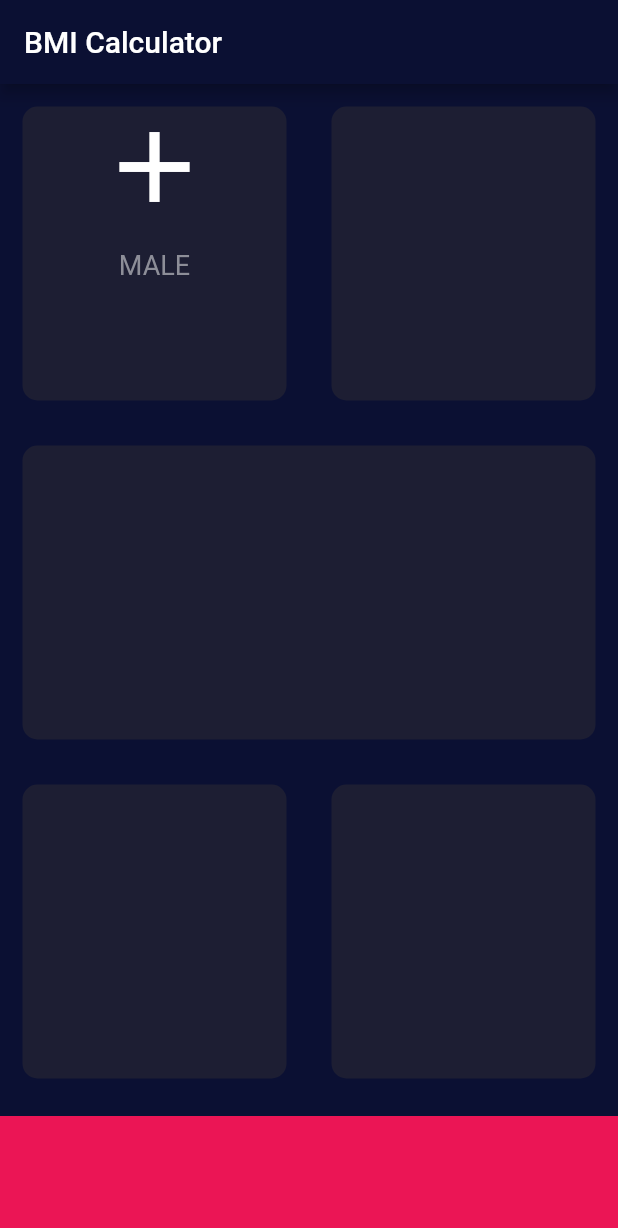
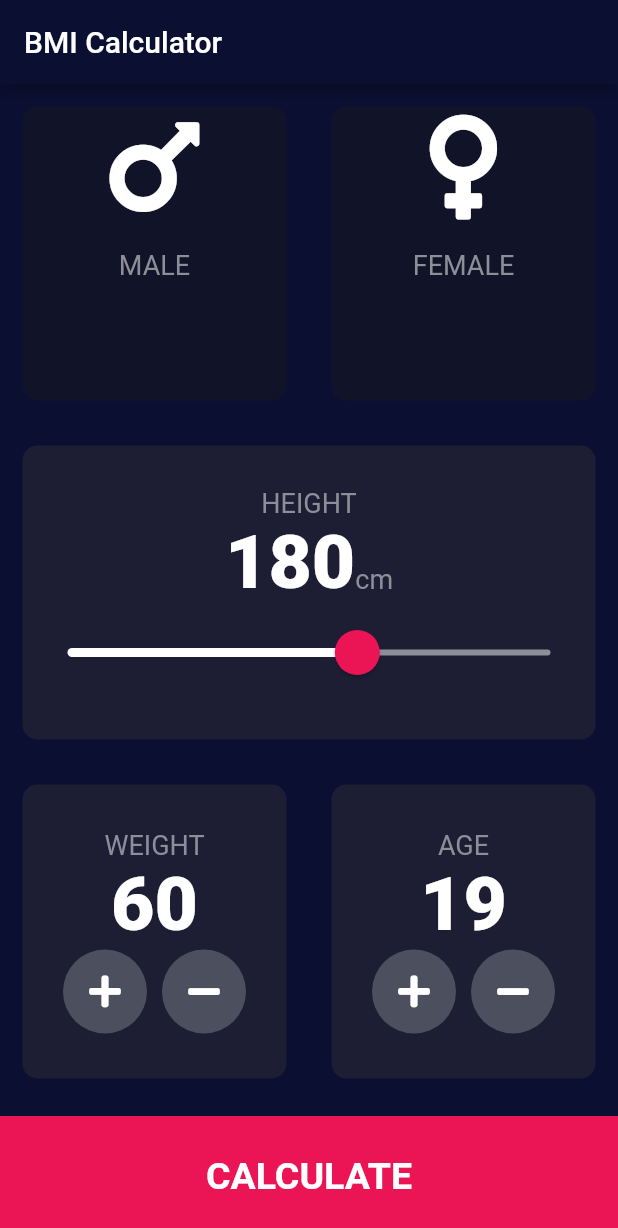
Before and after one commit to SalmaFayad/BMI_Calculator, a Flutter app: the screen it shows after launch, on a phone screen of 412 x 824 dp. Shown: the top 1228 px of the screen. Run offline on Flutter 3.47's test engine with Material 2 defaults, Android fonts, the phone set to English and light mode, and no system bars; our stand-ins replace font_awesome_flutter.

Commit message:
finishing BMI Calculator

```diff
--- /dev/null
+++ b/lib/bmi_brain.dart
@@ -0,0 +1,28 @@
+import 'dart:math';
+
+import 'main.dart';
+class BMICalculator{
+  BMICalculator({this.height ,this.weight});
+  final int height;
+  final int weight;
+  double _bmi;
+
+  String bmiEquation(){
+    _bmi=weight / pow(height/100, 2);
+    return _bmi.toStringAsFixed(1);
+}
+  String getResult(){
+    if(_bmi>=25)
+      return'Overweight';
+    else if(_bmi>18.5)
+      return 'Normal';
+    else return 'Underweight';
+  }
+  String getInterpretation(){
+    if(_bmi>=25)
+      return'You have a higher than normal body weight. Try to exercise more.';
+    else if(_bmi>18.5)
+      return 'You have a normal body weight. Good jop!';
+    else return 'You have a lower than normal body weight. You can eat bit more.';
+  }
+}
--- /dev/null
+++ b/lib/components/ReusableCard.dart
@@ -0,0 +1,22 @@
+import 'package:flutter/material.dart';
+
+class ReusableCard extends StatelessWidget {
+  ReusableCard({@required this.colour, this.cardChild ,this.onPress});// new properties
+  final Color colour;
+  final Widget cardChild;
+  Function onPress;
+  @override
+  Widget build(BuildContext context) {
+    return GestureDetector(
+      onTap: onPress,
+      child: Container(
+        child: cardChild,
+        margin: EdgeInsets.all(15),
+        decoration: BoxDecoration(
+          color: colour,
+          borderRadius: BorderRadius.circular(10.0),
+        ),
+      ),
+    );
+  }
+}
--- /dev/null
+++ b/lib/components/bottombutton.dart
@@ -0,0 +1,21 @@
+import 'package:flutter/material.dart';
+
+import '../constants.dart';
+class BottomButton extends StatelessWidget {
+  BottomButton({@required this.buttonTitle ,@required this.onTap});
+  final String buttonTitle;
+  final Function onTap;
+  @override
+  Widget build(BuildContext context) {
+    return GestureDetector(
+      onTap: onTap,
+      child: Container(
+        child: Center(child: Text(buttonTitle,style: kLargerButtonTextStyle),),
+        color: kBottomContainerColor,
+        margin: EdgeInsets.only(top: 10.0),
+        width: double.infinity,
+        height: kBottomContainerHeight,
+      ),
+    );
+  }
+}
--- /dev/null
+++ b/lib/components/iconContent.dart
@@ -0,0 +1,26 @@
+import 'package:flutter/material.dart';
+import '../constants.dart';
+class IconContent extends StatelessWidget {
+  IconContent({@required this.icon,this.text});
+
+  final IconData icon;
+  final String text;
+  @override
+  Widget build(BuildContext context) {
+    return Column(
+      children: [
+        Icon(
+          icon,
+          size: 80.0,
+        ),
+        SizedBox(
+          height: 15.0,
+        ),
+        Text(
+          text,
+          style: kLabelTextStyle,
+        ),
+      ],
+    );
+  }
+}
--- /dev/null
+++ b/lib/components/round_icon_button.dart
@@ -0,0 +1,21 @@
+import 'package:flutter/material.dart';
+class RoundedButton extends StatelessWidget {
+  RoundedButton({@required this.icon, @required this.onPressed});
+  final IconData icon;
+  final Function onPressed;
+  @override
+  Widget build(BuildContext context) {
+    return RawMaterialButton(
+      child: Icon(icon),
+      fillColor: Color(0xFF4C4F5E),
+      elevation: 0.0,
+      onPressed:
+      onPressed, //we can't use setState here ,because we are in a stateless class .
+      shape: CircleBorder(),
+      constraints: BoxConstraints.tightFor(
+        width: 56.0,
+        height: 56.0,
+      ),
+    );
+  }
+}
--- /dev/null
+++ b/lib/constants.dart
@@ -0,0 +1,36 @@
+import 'package:flutter/material.dart';
+
+const kActiveCardColor = Color(0xFF1D1E33);
+const kInactiveCardColor= Color(0xFF111328);
+const kBottomContainerHeight = 80.0;
+const kBottomContainerColor= Color(0xFFEB1555);
+
+const kLabelTextStyle =TextStyle(
+  color: Color(0xFF8D8E98),
+  fontSize: 18.0,
+);
+
+const kNumberTextStyle=TextStyle(
+  fontSize: 50.0,
+  fontWeight: FontWeight.w900,
+);
+const kLargerButtonTextStyle=TextStyle(
+  fontSize: 25.0,
+  fontWeight: FontWeight.bold,
+);
+const kResultTextStyle=TextStyle(
+  fontSize: 50.0,
+  fontWeight: FontWeight.bold,
+);
+const kOverWeightTextStyle=TextStyle(
+  color: Color(0xFF20AE66),
+  fontSize: 22.0,
+  fontWeight: FontWeight.bold,
+);
+const kBMITextStyle=TextStyle(
+  fontSize: 100.0,
+  fontWeight: FontWeight.bold,
+);
+const kBodyTextStyle=TextStyle(
+  fontSize: 22.0,
+);
--- a/lib/input_page.dart
+++ /dev/null
@@ -1,95 +0,0 @@
-import 'package:flutter/cupertino.dart';
-import 'package:flutter/material.dart';
-
-const cardColor = 0xFF1D1E33;
-const bottomContainerHeight = 80.0;
-
-class InputPage extends StatefulWidget {
-  @override
-  _InputPageState createState() => _InputPageState();
-}
-
-class _InputPageState extends State<InputPage> {
-  @override
-  Widget build(BuildContext context) {
-    return Scaffold(
-      appBar: AppBar(
-        title: Text('BMI Calculator'),
-      ),
-      body: Column(
-        children: <Widget>[
-          Expanded(
-            child: Row(
-              children: <Widget>[
-                Expanded(
-                  child: ReusableCard(
-                    colour: Color(cardColor),
-                    cardChild: Column(
-                      children: [
-                        Icon(
-                          Icons.add,
-                          size: 80.0,
-                        ),
-                        SizedBox(
-                          height: 15.0,
-                        ),
-                        Text(
-                          'MALE',
-                          style: TextStyle(
-                            fontSize: 18.0,
-                            color: Color(0XFF8D8E98),
-                          ),
-                        ),
-                      ],
-                    ),
-                  ),
-                ),
-                Expanded(
-                  child: ReusableCard(colour: Color(cardColor)),
-                ),
-              ],
-            ),
-          ),
-          Expanded(
-            child: ReusableCard(colour: Color(cardColor)),
-          ),
-          Expanded(
-            child: Row(
-              children: <Widget>[
-                Expanded(
-                  child: ReusableCard(colour: Color(cardColor)),
-                ),
-                Expanded(
-                  child: ReusableCard(colour: Color(cardColor)),
-                ),
-              ],
-            ),
-          ),
-          Container(
-            color: Color(0xFFEB1555),
-            margin: EdgeInsets.only(top: 10.0),
-            width: double.infinity,
-            height: bottomContainerHeight,
-          ),
-        ],
-      ),
-    );
-  }
-}
-
-class ReusableCard extends StatelessWidget {
-  ReusableCard({@required this.colour, this.cardChild});
-  final Color colour;
-  final Widget cardChild;
-  @override
-  Widget build(BuildContext context) {
-    return Container(
-      child: cardChild,
-      margin: EdgeInsets.all(15),
-      decoration: BoxDecoration(
-        color: colour,
-        borderRadius: BorderRadius.circular(10.0),
-      ),
-    );
-  }
-}
--- a/lib/main.dart
+++ b/lib/main.dart
@@ -1,5 +1,5 @@
 import 'package:flutter/material.dart';
-import 'input_page.dart';
+import 'screens/input_page.dart';
 void main() {
   runApp(BMICalculater());
 }
--- /dev/null
+++ b/lib/screens/input_page.dart
@@ -0,0 +1,237 @@
+import 'file:///E:/AndroidStudioProjects/bmi_calculator_flutter/lib/screens/result_page.dart';
+import 'package:bmi_calculator_flutter/components/round_icon_button.dart';
+import 'package:flutter/cupertino.dart';
+import 'package:flutter/material.dart';
+import 'package:font_awesome_flutter/font_awesome_flutter.dart';
+import '../components/ReusableCard.dart';
+import '../components/bottombutton.dart';
+import '../components/iconContent.dart';
+import '../constants.dart';
+import 'package:bmi_calculator_flutter/bmi_brain.dart';
+
+enum GenderType {
+  male,
+  female,
+}
+
+class InputPage extends StatefulWidget {
+  @override
+  _InputPageState createState() => _InputPageState();
+}
+
+class _InputPageState extends State<InputPage> {
+  GenderType selectedGender;
+  int height = 180;
+  int weight = 60;
+  int age = 19;
+  @override
+  Widget build(BuildContext context) {
+    return Scaffold(
+      appBar: AppBar(
+        title: Text('BMI Calculator'),
+      ),
+      body: Column(
+        crossAxisAlignment: CrossAxisAlignment.stretch,
+        children: <Widget>[
+          Expanded(
+            child: Row(
+              children: <Widget>[
+                Expanded(
+                  child: ReusableCard(
+                    onPress: () {
+                      setState(() {
+                        selectedGender = GenderType.male;
+                      });
+                    },
+                    colour: selectedGender == GenderType.male
+                        ? kActiveCardColor
+                        : kInactiveCardColor,
+                    cardChild: IconContent(
+                      icon: FontAwesomeIcons.mars,
+                      text: 'MALE',
+                    ),
+                  ),
+                ),
+                Expanded(
+                  child: ReusableCard(
+                    onPress: () {
+                      setState(() {
+                        selectedGender = GenderType.female;
+                      });
+                    },
+                    colour: selectedGender == GenderType.female
+                        ? kActiveCardColor
+                        : kInactiveCardColor,
+                    cardChild: IconContent(
+                      icon: FontAwesomeIcons.venus,
+                      text: 'FEMALE',
+                    ),
+                  ),
+                ),
+              ],
+            ),
+          ),
+          Expanded(
+            child: ReusableCard(
+              colour: kActiveCardColor,
+              cardChild: Column(
+                mainAxisAlignment: MainAxisAlignment.center,
+                children: [
+                  Text(
+                    'HEIGHT',
+                    style: kLabelTextStyle,
+                  ),
+                  Row(
+                    crossAxisAlignment: CrossAxisAlignment.baseline,
+                    textBaseline: TextBaseline.alphabetic,
+                    mainAxisAlignment: MainAxisAlignment.center,
+                    children: [
+                      Text(
+                        height.toString(),
+                        style: kNumberTextStyle,
+                      ),
+                      Text(
+                        'cm',
+                        style: kLabelTextStyle,
+                      ),
+                    ],
+                  ),
+                  SliderTheme(
+                    data: SliderTheme.of(context).copyWith(
+                      inactiveTrackColor: Color(0xFF8D8E98),
+                      activeTrackColor: Colors.white,
+                      thumbColor: Color(0xFFEB1555),
+                      overlayColor: Color(0x29EB1555),
+                      thumbShape:
+                          RoundSliderThumbShape(enabledThumbRadius: 15.0),
+                      overlayShape:
+                          RoundSliderOverlayShape(overlayRadius: 30.0),
+                    ),
+                    child: Slider(
+                      value: height.toDouble(),
+                      min: 120.0,
+                      max: 220.0,
+                      onChanged: (double newValue) {
+                        setState(() {
+                          height = newValue.round();
+                        });
+                      },
+                    ),
+                  ),
+                ],
+              ),
+            ),
+          ),
+          Expanded(
+            child: Row(
+              children: <Widget>[
+                Expanded(
+                  child: ReusableCard(
+                    colour: kActiveCardColor,
+                    cardChild: Column(
+                      mainAxisAlignment: MainAxisAlignment.center,
+                      children: [
+                        Text(
+                          'WEIGHT',
+                          style: kLabelTextStyle,
+                        ),
+                        Text(
+                          weight.toString(),
+                          style: kNumberTextStyle,
+                        ),
+                        Row(
+                          mainAxisAlignment: MainAxisAlignment.center,
+                          children: [
+                            RoundedButton(
+                              icon: FontAwesomeIcons.plus,
+                              onPressed: () {
+                                setState(() {
+                                  weight++;
+                                });
+                              },
+                            ),
+                            SizedBox(
+                              width: 10.0,
+                            ),
+                            RoundedButton(
+                              icon: FontAwesomeIcons.minus,
+                              onPressed: () {
+                                setState(() {
+                                  weight--;
+                                });
+                              },
+                            ),
+                          ],
+                        ),
+                      ],
+                    ),
+                  ),
+                ),
+                Expanded(
+                  child: ReusableCard(
+                    colour: kActiveCardColor,
+                    cardChild: Column(
+                      mainAxisAlignment: MainAxisAlignment.center,
+                      children: [
+                        Text(
+                          'AGE',
+                          style: kLabelTextStyle,
+                        ),
+                        Text(
+                          age.toString(),
+                          style: kNumberTextStyle,
+                        ),
+                        Row(
+                          mainAxisAlignment: MainAxisAlignment.center,
+                          children: [
+                            RoundedButton(
+                              icon: FontAwesomeIcons.plus,
+                              onPressed: () {
+                                setState(() {
+                                  age++;
+                                });
+                              },
+                            ),
+                            SizedBox(
+                              width: 10.0,
+                            ),
+                            RoundedButton(
+                              icon: FontAwesomeIcons.minus,
+                              onPressed: () {
+                                setState(() {
+                                  age--;
+                                });
+                              },
+                            ),
+                          ],
+                        ),
+                      ],
+                    ),
+                  ),
+                ),
+              ],
+            ),
+          ),
+          BottomButton(
+            onTap: () {
+              BMICalculator cal=BMICalculator(height: height,weight: weight);
+              Navigator.push(
+                context,
+                MaterialPageRoute(
+                  builder: (context) {
+                    return ResultPage(
+                      bmiCal: cal.bmiEquation(),
+                      bmiRes: cal.getResult(),
+                      interpretation: cal.getInterpretation(),
+                    );
+                  },
+                ),
+              );
+            },
+            buttonTitle: 'CALCULATE',
+          ),
+        ],
+      ),
+    );
+  }
+}
--- a/pubspec.yaml
+++ b/pubspec.yaml
@@ -13,7 +13,7 @@ dependencies:
     sdk: flutter
 
   cupertino_icons: ^1.0.0
-  #font_awesome_flutter: ^8.4.0
+  font_awesome_flutter: ^8.4.0
 
 dev_dependencies:
   flutter_test:
```
Also changed, not shown: lib/screens/result_page.dart (added, +71 -0 lines), pubspec.lock.
